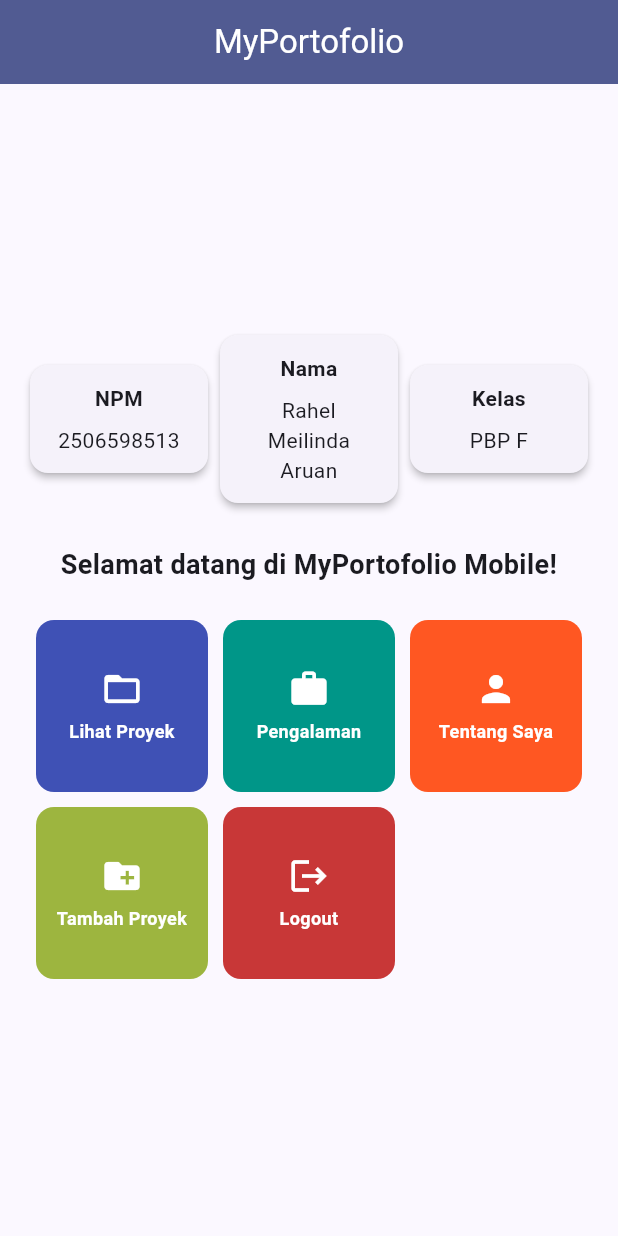
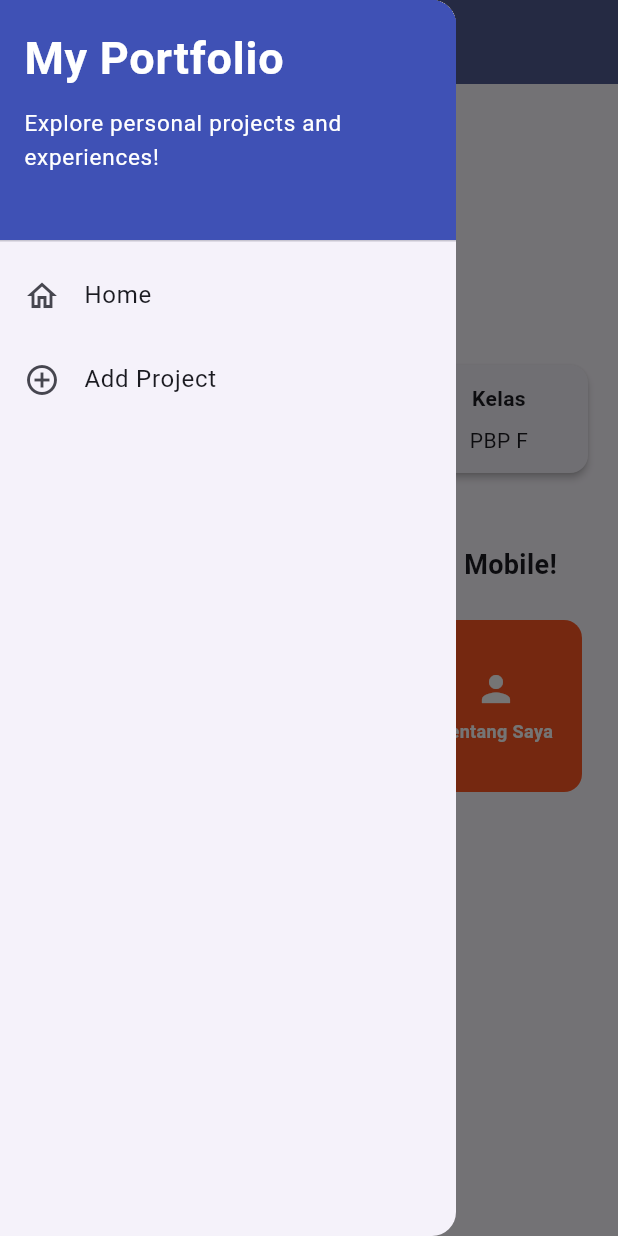
Before and after one commit to rahelaruan91/myportofolio_mobile, a Flutter app: the screen it shows after launch, with the side drawer open (before the commit the screen has no drawer), on a phone screen of 412 x 824 dp. Run offline on Flutter 3.47's test engine with Material 3 defaults, Android fonts, the phone set to English and light mode, and no system bars; our stand-ins replace material_ui.

Commit message:
feat(navigation): add drawer menu for home page navigation

```diff
--- a/lib/main.dart
+++ b/lib/main.dart
@@ -1,4 +1,4 @@
-import 'package:flutter/material.dart';
+import 'package:material_ui/material_ui.dart';
 import 'package:myportofolio_mobile/menu.dart';
 
 void main() {
--- a/lib/menu.dart
+++ b/lib/menu.dart
@@ -1,4 +1,5 @@
-import 'package:flutter/material.dart';
+import 'package:material_ui/material_ui.dart';
+import 'package:myportofolio_mobile/widgets/left_drawer.dart';
 
 class MyHomePage extends StatelessWidget {
   const MyHomePage({super.key});
@@ -41,11 +42,18 @@ class MyHomePage extends StatelessWidget {
 
     return Scaffold(
       appBar: AppBar(
-        title: const Text('MyPortofolio'),
+        title: const Text(
+          'MyPortfolio',
+          style: TextStyle(
+            color: Colors.white,
+            fontWeight: FontWeight.bold,
+          ),
+        ),
         centerTitle: true,
         backgroundColor: Theme.of(context).colorScheme.primary,
         foregroundColor: Colors.white,
       ),
+      drawer: const LeftDrawer(),
       body: SafeArea(
         child: Center(
           child: ConstrainedBox(
--- /dev/null
+++ b/lib/widgets/left_drawer.dart
@@ -0,0 +1,70 @@
+import 'package:material_ui/material_ui.dart';
+import 'package:myportofolio_mobile/menu.dart';
+// TODO: Impor halaman ProjectFormPage jika sudah dibuat
+
+class LeftDrawer extends StatelessWidget {
+  const LeftDrawer({super.key});
+
+  @override
+  Widget build(BuildContext context) {
+    return Drawer(
+      child: ListView(
+        children: [
+          const DrawerHeader(
+            // TODO: Bagian drawer header
+
+            decoration: BoxDecoration(
+              color: Colors.indigo,
+            ),
+            child: Column(
+              crossAxisAlignment: CrossAxisAlignment.start,
+              children: [
+                Text(
+                  'My Portfolio',
+                  style: TextStyle(
+                    fontSize: 30,
+                    fontWeight: FontWeight.bold,
+                    color: Colors.white,
+                  ),
+                ),
+                SizedBox(height: 10),
+                Text(
+                  'Explore personal projects and experiences!',
+                  style: TextStyle(
+                    fontSize: 15,
+                    color: Colors.white,
+                  ),
+                ),
+              ],
+            ),
+          ),
+
+          // TODO: Bagian routing
+          ListTile(
+            leading: const Icon(Icons.home_outlined),
+            title: const Text('Home'),
+            // Navigasi ke halaman utama portofolio
+            onTap: () {
+              Navigator.pushReplacement(
+                context,
+                MaterialPageRoute(
+                  builder: (context) => MyHomePage(),
+                ),
+              );
+            },
+          ),
+          ListTile(
+            leading: const Icon(Icons.add_circle_outline),
+            title: const Text('Add Project'),
+            // Navigasi ke halaman tambah proyek
+            onTap: () {
+              /*
+              TODO: Buatlah routing ke halaman ProjectFormPage yang akan dibuat nanti.
+              */
+            },
+          ),
+        ],
+      ),
+    );
+  }
+}
--- a/pubspec.yaml
+++ b/pubspec.yaml
@@ -34,6 +34,7 @@ dependencies:
   # The following adds the Cupertino Icons font to your application.
   # Use with the CupertinoIcons class for iOS style icons.
   cupertino_icons: ^1.0.8
+  material_ui: ^1.11.1
 
 dev_dependencies:
   flutter_test:
```
Also changed, not shown: form_sample/analysis_options.yaml (added, +38 -0 lines), form_sample/lib/main.dart (added, +64 -0 lines), form_sample/pubspec.yaml (added, +89 -0 lines), form_sample/pubspec.lock (added), pubspec.lock, 125 other files.
